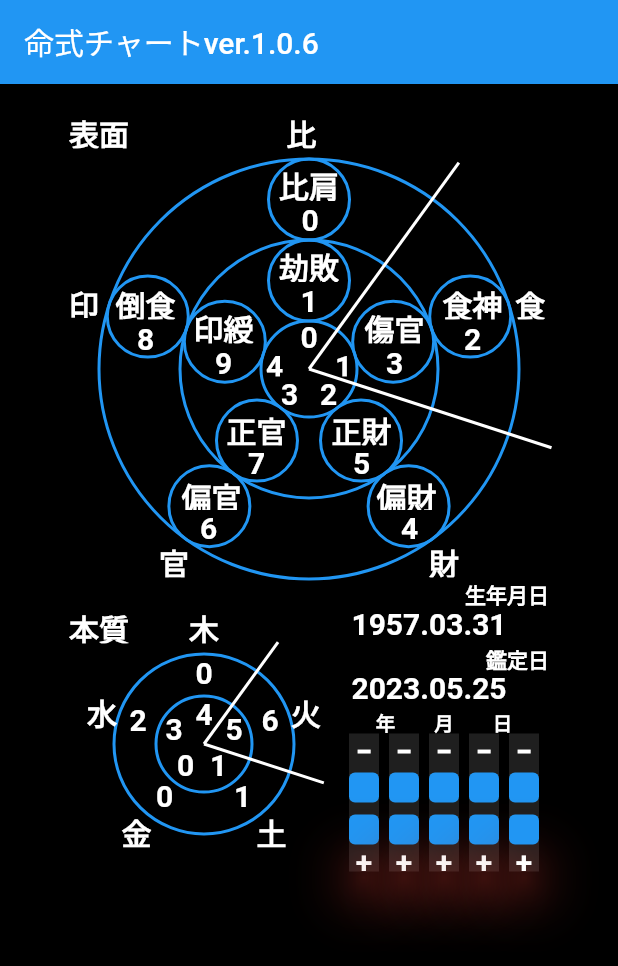
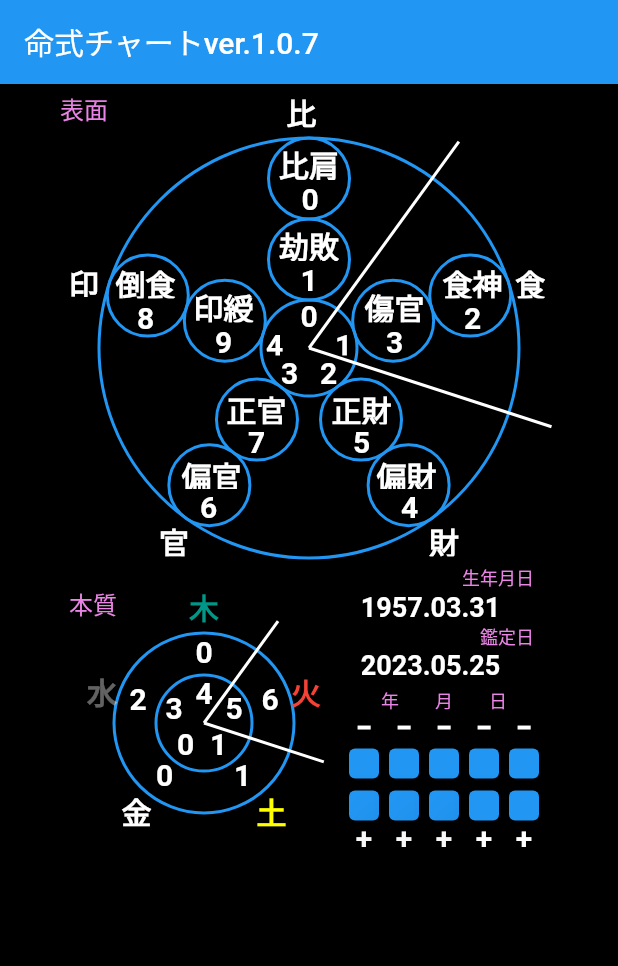
Before and after one commit to oka-teruhiro/a103-egaku2, a Flutter app: the screen it shows after launch, on a phone screen of 412 x 824 dp. Shown: the top 966 px of the screen. Run offline on Flutter 3.47's test engine with Material 2 defaults, Android fonts, the phone set to English and light mode, and no system bars.

Commit message:
1.0.7 2023.05/26 17:29 小さい画面でもエラーが出ないように修正

```diff
--- a/lib/main.dart
+++ b/lib/main.dart
@@ -13,8 +13,10 @@ class MyApp extends StatelessWidget {
     const double h1 = 25;
     const double h2 = 90;
     const double f1 = 20;
-    const int c1 = -200000000;
-    const int c2 = -1;
+    const int c1 = -200000000; //暗い緑
+    const int c2 = -1; // 白
+    const int c4 = -1294214; // ピンク
+    const int c3 = -1407770; // ピンク
     // 天が与える運勢
     const int godU0 = 0; // 木地下１階
     const int godU1 = 1; // 火地下１階
@@ -87,7 +89,7 @@ class MyApp extends StatelessWidget {
     return MaterialApp(
       home: Scaffold(
         appBar: AppBar(
-          title: const Text('命式チャートver.1.0.6'),
+          title: const Text('命式チャートver.1.0.7'),
         ),
         body: Container(
           color: Colors.black,
@@ -114,7 +116,7 @@ class MyApp extends StatelessWidget {
                   children: const [
                     SizedBox(
                       width: 20,
-                      height: 18,
+                      height: 4,
                     ),
                   ],
                 ),
@@ -129,11 +131,11 @@ class MyApp extends StatelessWidget {
                       height: 25,
                       child: Center(
                         child: Text(
-                          '表面　　　',
+                          '表面　　　　　',
                           style: TextStyle(
-                            color: Color(c2),
-                            fontWeight: FontWeight.bold,
-                            fontSize: f1,
+                            color: Color(c3),
+                            fontWeight: FontWeight.normal,
+                            fontSize: 16,
                           ),
                         ),
                       ),
@@ -865,7 +867,7 @@ class MyApp extends StatelessWidget {
                   children: [
                     SizedBox(
                       width: 180,
-                      height: 196,
+                      height: 194,
                       child: Container(
                         // color: Colors.white10,
                         child: Column(
@@ -883,11 +885,11 @@ class MyApp extends StatelessWidget {
                                   width: 80,
                                   height: 25,
                                   child: Text(
-                                    '本質　　　　　',
+                                    '本質　　　　　　',
                                     style: TextStyle(
-                                      color: Color(c2),
-                                      fontWeight: FontWeight.bold,
-                                      fontSize: f1,
+                                      color: Color(c3),
+                                      fontWeight: FontWeight.normal,
+                                      fontSize: 16,
                                     ),
                                   ),
                                 ),
@@ -897,7 +899,7 @@ class MyApp extends StatelessWidget {
                                   child: Text(
                                     '木',
                                     style: TextStyle(
-                                      color: Color(c2),
+                                      color: Colors.teal,
                                       fontWeight: FontWeight.bold,
                                       fontSize: f1,
                                     ),
@@ -939,7 +941,7 @@ class MyApp extends StatelessWidget {
                                         child: Text(
                                           '水',
                                           style: TextStyle(
-                                            color: Color(c2),
+                                            color: Colors.white38,
                                             fontWeight: FontWeight.bold,
                                             fontSize: f1,
                                           ),
@@ -1074,7 +1076,7 @@ class MyApp extends StatelessWidget {
                                   child: Center(
                                     child: Text('火',
                                         style: TextStyle(
-                                          color: Color(c2),
+                                          color: Colors.red,
                                           fontWeight: FontWeight.bold,
                                           fontSize: f1,
                                         )),
@@ -1178,7 +1180,7 @@ class MyApp extends StatelessWidget {
                                     child: Text(
                                       '金',
                                       style: TextStyle(
-                                        color: Color(c2),
+                                        color: Colors.white,
                                         fontWeight: FontWeight.bold,
                                         fontSize: f1,
                                       ),
@@ -1196,7 +1198,7 @@ class MyApp extends StatelessWidget {
                                     child: Text(
                                       '土',
                                       style: TextStyle(
-                                        color: Color(c2),
+                                        color: Colors.yellowAccent,
                                         fontWeight: FontWeight.bold,
                                         fontSize: f1,
                                       ),
@@ -1211,7 +1213,7 @@ class MyApp extends StatelessWidget {
                     ),
                     SizedBox(
                       width: 140,
-                      height: 196,
+                      height: 194,
                       child: Container(
                         // color: Colors.white24,
                         child: Column(
@@ -1223,20 +1225,20 @@ class MyApp extends StatelessWidget {
                               child: Text(
                                 '　　　　　　生年月日',
                                 style: TextStyle(
-                                  color: Color(c2),
-                                  fontWeight: FontWeight.bold,
-                                  fontSize: 14,
+                                  color: Color(c3),
+                                  fontWeight: FontWeight.normal,
+                                  fontSize: 12,
                                 ),
                               ),
                             ),
                             const SizedBox(
-                              height: 25,
+                              height: 21,
                               child: Text(
                                 '1957.03.31　',
                                 style: TextStyle(
                                   color: Color(c2),
                                   fontWeight: FontWeight.bold,
-                                  fontSize: 20,
+                                  fontSize: 18,
                                 ),
                               ),
                             ),
@@ -1245,9 +1247,9 @@ class MyApp extends StatelessWidget {
                               child: Text(
                                 '　　　　　　　鑑定日',
                                 style: TextStyle(
-                                  color: Color(c2),
-                                  fontWeight: FontWeight.bold,
-                                  fontSize: 14,
+                                  color: Color(c3),
+                                  fontWeight: FontWeight.normal,
+                                  fontSize: 12,
                                 ),
                               ),
                             ),
@@ -1258,18 +1260,18 @@ class MyApp extends StatelessWidget {
                                 style: TextStyle(
                                   color: Color(c2),
                                   fontWeight: FontWeight.bold,
-                                  fontSize: 20,
+                                  fontSize: 18,
                                 ),
                               ),
                             ),
                             const SizedBox(
-                              height: 17,
+                              height: 15,
                               child: Text(
                                 '年　　月　　日',
                                 style: TextStyle(
-                                  color: Color(c2),
-                                  fontWeight: FontWeight.bold,
-                                  fontSize: 13,
+                                  color: Color(c3),
+                                  fontWeight: FontWeight.normal,
+                                  fontSize: 12,
                                 ),
                               ),
                             ),
@@ -1283,7 +1285,7 @@ class MyApp extends StatelessWidget {
                                   SizedBox(
                                     width: 20,
                                     child: Container(
-                                      color: Colors.white12,
+                                      // color: Colors.white12,
                                       child: Column(
                                         mainAxisAlignment:
                                             MainAxisAlignment.end,
@@ -1309,7 +1311,7 @@ class MyApp extends StatelessWidget {
                                               style: ElevatedButton.styleFrom(
                                                 backgroundColor: Colors.blue,
                                                 elevation: 0,
-                                                shadowColor: Colors.red,
+                                                // shadowColor: Colors.red,
                                               ),
                                               onPressed: () {},
                                               child: const Text(' '),
@@ -1324,7 +1326,7 @@ class MyApp extends StatelessWidget {
                                               style: ElevatedButton.styleFrom(
                                                 backgroundColor: Colors.blue,
                                                 elevation: 16,
-                                                shadowColor: Colors.red,
+                                                // shadowColor: Colors.red,
                                               ),
                                               onPressed: () {},
                                               child: const Text(''),
@@ -1351,7 +1353,7 @@ class MyApp extends StatelessWidget {
                                   SizedBox(
                                     width: 20,
                                     child: Container(
-                                      color: Colors.white12,
+                                      // color: Colors.white12,
                                       child: Column(
                                         mainAxisAlignment:
                                             MainAxisAlignment.end,
@@ -1377,7 +1379,7 @@ class MyApp extends StatelessWidget {
                                               style: ElevatedButton.styleFrom(
                                                 backgroundColor: Colors.blue,
                                                 elevation: 0,
-                                                shadowColor: Colors.red,
+                                                // shadowColor: Colors.red,
                                               ),
                                               onPressed: () {},
                                               child: const Text(' '),
@@ -1392,7 +1394,7 @@ class MyApp extends StatelessWidget {
                                               style: ElevatedButton.styleFrom(
                                                 backgroundColor: Colors.blue,
                                                 elevation: 16,
-                                                shadowColor: Colors.red,
+                                                // shadowColor: Colors.red,
                                               ),
                                               onPressed: () {},
                                               child: const Text(''),
@@ -1419,7 +1421,7 @@ class MyApp extends StatelessWidget {
                                   SizedBox(
                                     width: 20,
                                     child: Container(
-                                      color: Colors.white12,
+                                      // color: Colors.white12,
                                       child: Column(
                                         mainAxisAlignment:
                                             MainAxisAlignment.end,
@@ -1445,7 +1447,7 @@ class MyApp extends StatelessWidget {
                                               style: ElevatedButton.styleFrom(
                                                 backgroundColor: Colors.blue,
                                                 elevation: 0,
-                                                shadowColor: Colors.red,
+                                                // shadowColor: Colors.red,
                                               ),
                                               onPressed: () {},
                                               child: const Text(' '),
@@ -1460,7 +1462,7 @@ class MyApp extends StatelessWidget {
                                               style: ElevatedButton.styleFrom(
                                                 backgroundColor: Colors.blue,
                                                 elevation: 16,
-                                                shadowColor: Colors.red,
+                                                // shadowColor: Colors.red,
                                               ),
                                               onPressed: () {},
                                               child: const Text(''),
@@ -1487,7 +1489,7 @@ class MyApp extends StatelessWidget {
                                   SizedBox(
                                     width: 20,
                                     child: Container(
-                                      color: Colors.white12,
+                                      // color: Colors.white12,
                                       child: Column(
                                         mainAxisAlignment:
                                             MainAxisAlignment.end,
@@ -1513,7 +1515,7 @@ class MyApp extends StatelessWidget {
                                               style: ElevatedButton.styleFrom(
                                                 backgroundColor: Colors.blue,
                                                 elevation: 0,
-                                                shadowColor: Colors.red,
+                                                // shadowColor: Colors.red,
                                               ),
                                               onPressed: () {},
                                               child: const Text(' '),
@@ -1528,7 +1530,7 @@ class MyApp extends StatelessWidget {
                                               style: ElevatedButton.styleFrom(
                                                 backgroundColor: Colors.blue,
                                                 elevation: 16,
-                                                shadowColor: Colors.red,
+                                                // shadowColor: Colors.red,
                                               ),
                                               onPressed: () {},
                                               child: const Text(''),
@@ -1555,7 +1557,7 @@ class MyApp extends StatelessWidget {
                                   SizedBox(
                                     width: 20,
                                     child: Container(
-                                      color: Colors.white12,
+                                      // color: Colors.white12,
                                       child: Column(
                                         mainAxisAlignment:
                                             MainAxisAlignment.end,
@@ -1581,7 +1583,7 @@ class MyApp extends StatelessWidget {
                                               style: ElevatedButton.styleFrom(
                                                 backgroundColor: Colors.blue,
                                                 elevation: 0,
-                                                shadowColor: Colors.red,
+                                                // shadowColor: Colors.red,
                                               ),
                                               onPressed: () {},
                                               child: const Text(' '),
@@ -1595,8 +1597,8 @@ class MyApp extends StatelessWidget {
                                             child: ElevatedButton(
                                               style: ElevatedButton.styleFrom(
                                                 backgroundColor: Colors.blue,
-                                                elevation: 16,
-                                                shadowColor: Colors.red,
+                                                elevation: 0,
+                                                // shadowColor: Colors.red,
                                               ),
                                               onPressed: () {},
                                               child: const Text(''),
@@ -1643,8 +1645,8 @@ class ShapePainter1 extends CustomPainter {
   void paint(Canvas canvas, Size size) {
     // final center1 = Offset(size.width / 2, size.height / 2);
     // var center1 = const Offset(0, 220); // 最初のオフセット値
-    var center1 = const Offset(0, 220 - 30); // 表面の中心座標
-    var center2 = const Offset(-70, 500 - 60); // 本質の中心座標
+    var center1 = const Offset(0, 220 - 30 - 14); // 表面の中心座標
+    var center2 = const Offset(-70, 500 - 60 - 14); // 本質の中心座標
     const lineLength1 = 170.0;
     const lineLength2 = 84.0;
 
@@ -1707,7 +1709,7 @@ class ShapePainter1 extends CustomPainter {
         center1 + Offset(59 * cos(radianSui), 59 * sin(radianSui));
 
     canvas.drawCircle(center1, 140, penBlue..style = PaintingStyle.stroke);
-    canvas.drawCircle(center1, 86, penBlue..style = PaintingStyle.stroke);
+    // canvas.drawCircle(center1, 86, penBlue..style = PaintingStyle.stroke);
     canvas.drawCircle(center1, 32, penBlue..style = PaintingStyle.stroke);
     canvas.drawCircle(centerMoku1, 27, penBlue..style = PaintingStyle.stroke);
     canvas.drawCircle(centerMoku2, 27, penBlue..style = PaintingStyle.stroke);
--- a/pubspec.yaml
+++ b/pubspec.yaml
@@ -16,7 +16,7 @@ publish_to: 'none' # Remove this line if you wish to publish to pub.dev
 # https://developer.apple.com/library/archive/documentation/General/Reference/InfoPlistKeyReference/Articles/CoreFoundationKeys.html
 # In Windows, build-name is used as the major, minor, and patch parts
 # of the product and file versions while build-number is used as the build suffix.
-version: 1.0.5+1
+version: 1.0.7+1
 
 environment:
   sdk: '>=2.19.6 <3.0.0'
```
